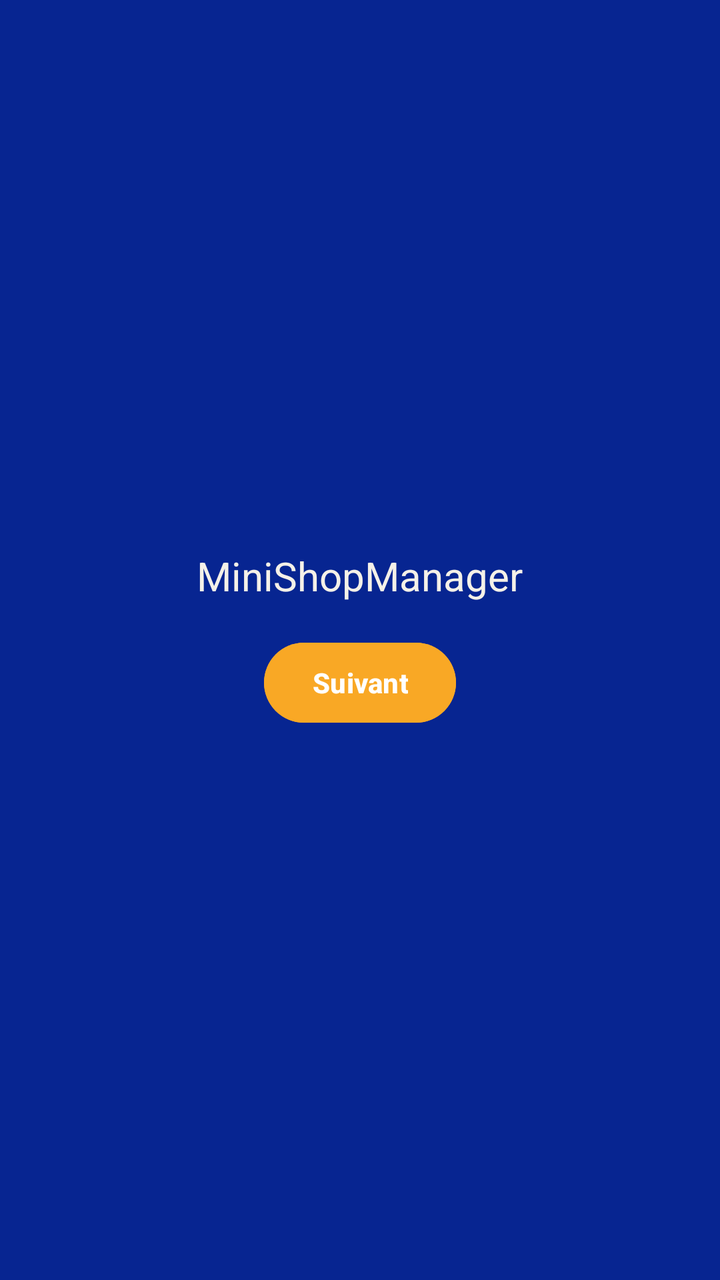
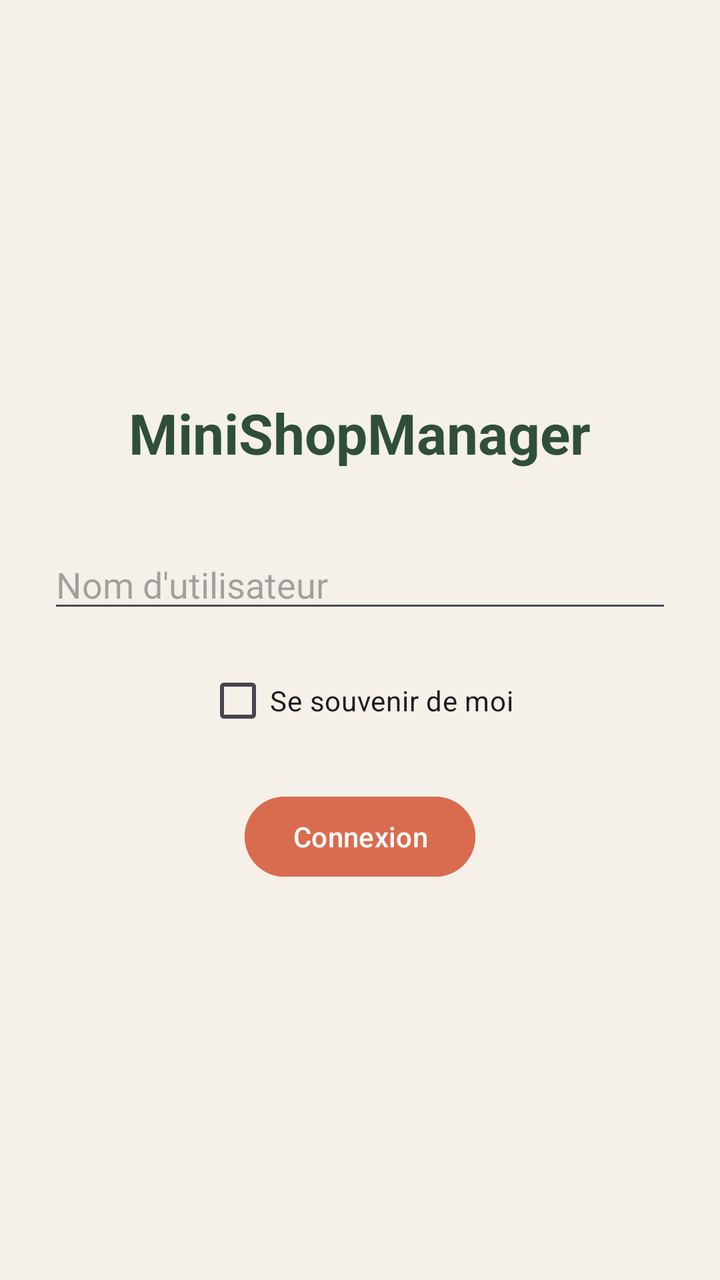

Compare the two renders of this Android layout. The source of the first and the diff that turns it into the second are given below.
<!-- AndroidManifest.xml: application theme Theme.MiniShopManager -->
<!-- res/layout/activity_main.xml -->
<?xml version="1.0" encoding="utf-8"?>
<LinearLayout
    xmlns:android="http://schemas.android.com/apk/res/android"
    xmlns:app="http://schemas.android.com/apk/res-auto"

android:layout_width="match_parent"
android:layout_height="match_parent"
android:background="#072591"
android:orientation="vertical"
android:padding="16dp"
android:gravity="center">

<TextView
    android:id="@+id/tvName"
    android:layout_width="wrap_content"
    android:layout_height="wrap_content"
    android:text="MiniShopManager"
    android:textColor="#F5F1E8"
    android:textSize="20sp"
    android:paddingBottom="16dp" />

<ListView
    android:id="@+id/listViewProducts"
    android:layout_width="0dp"
    android:layout_height="0dp"
    app:layout_constraintTop_toTopOf="parent"
    app:layout_constraintBottom_toBottomOf="parent"
    app:layout_constraintStart_toStartOf="parent"
    app:layout_constraintEnd_toEndOf="parent" />



    <Button
    android:id="@+id/btnNext"
    android:layout_width="wrap_content"
    android:layout_height="wrap_content"
    android:text="Suivant"
    android:textColor="#FFFFFF"
    android:textStyle="bold"
    android:backgroundTint="#F9A825"/>







</LinearLayout>
<!-- resources referenced by this layout -->
<resources>
  <style name="Theme.MiniShopManager" parent="Base.Theme.MiniShopManager" />
  <style name="Base.Theme.MiniShopManager" parent="Theme.Material3.DayNight.NoActionBar">
          
          
      </style>
</resources>

<!-- the commit's change to res/layout/activity_main.xml (unified diff, before → after) -->
@@ -1,48 +1,43 @@
 <?xml version="1.0" encoding="utf-8"?>
 <LinearLayout
     xmlns:android="http://schemas.android.com/apk/res/android"
-    xmlns:app="http://schemas.android.com/apk/res-auto"
+    android:layout_width="match_parent"
+    android:layout_height="match_parent"
+    android:orientation="vertical"
+    android:padding="24dp"
+    android:gravity="center"
+    android:background="#F5F1E8">
 
-android:layout_width="match_parent"
-android:layout_height="match_parent"
-android:background="#072591"
-android:orientation="vertical"
-android:padding="16dp"
-android:gravity="center">
+    <TextView
+        android:layout_width="wrap_content"
+        android:layout_height="wrap_content"
+        android:text="MiniShopManager"
+        android:textSize="28sp"
+        android:textStyle="bold"
+        android:textColor="#2F4F3A"
+        android:layout_marginBottom="35dp"/>
 
-<TextView
-    android:id="@+id/tvName"
-    android:layout_width="wrap_content"
-    android:layout_height="wrap_content"
-    android:text="MiniShopManager"
-    android:textColor="#F5F1E8"
-    android:textSize="20sp"
-    android:paddingBottom="16dp" />
+    <EditText
+        android:id="@+id/etUserName"
+        android:layout_width="match_parent"
+        android:layout_height="wrap_content"
+        android:hint="Nom d'utilisateur"
+        android:inputType="textPersonName"/>
 
-<ListView
-    android:id="@+id/listViewProducts"
-    android:layout_width="0dp"
-    android:layout_height="0dp"
-    app:layout_constraintTop_toTopOf="parent"
-    app:layout_constraintBottom_toBottomOf="parent"
-    app:layout_constraintStart_toStartOf="parent"
-    app:layout_constraintEnd_toEndOf="parent" />
-
-
+    <CheckBox
+        android:id="@+id/cbRemember"
+        android:layout_width="wrap_content"
+        android:layout_height="wrap_content"
+        android:text="Se souvenir de moi"
+        android:layout_marginTop="15dp"/>
 
     <Button
-    android:id="@+id/btnNext"
-    android:layout_width="wrap_content"
-    android:layout_height="wrap_content"
-    android:text="Suivant"
-    android:textColor="#FFFFFF"
-    android:textStyle="bold"
-    android:backgroundTint="#F9A825"/>
-
-
-
-
-
-
+        android:id="@+id/btnLogin"
+        android:layout_width="wrap_content"
+        android:layout_height="wrap_content"
+        android:text="Connexion"
+        android:layout_marginTop="20dp"
+        android:backgroundTint="#D96C4F"
+        android:textColor="#FFFFFF"/>
 
 </LinearLayout>
